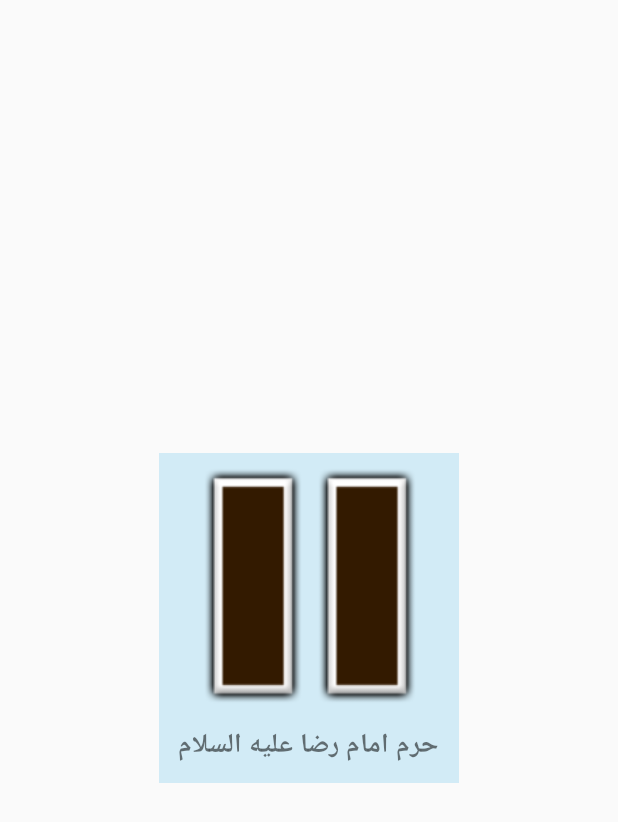
After one commit to mohammadyt9731/Arbaeen-Pilgirmage, an Android app: the layout rv_virtual_pilgrimage_item.xml on its own in the app's theme, with its tools: preview values and no code run, on a phone screen of 412 x 824 dp. The commit adds this screen. Shown: the top 822 px of the screen. Run offline under Robolectric (Android 15) with nearby library versions, the phone set to English and light mode, and no system bars.

Commit message:
create VirtualPilgrimageAdapter

```diff
--- a/app/src/main/res/layout/fragment_virtual_pilgrimage.xml
+++ b/app/src/main/res/layout/fragment_virtual_pilgrimage.xml
@@ -7,6 +7,7 @@
     >
 
     <androidx.recyclerview.widget.RecyclerView
+       android:id="@+id/rv_virtual_pilgrimage"
         android:layout_width="match_parent"
         android:layout_height="match_parent"
         android:layout_margin="30dp"/>
--- /dev/null
+++ b/app/src/main/res/layout/rv_virtual_pilgrimage_item.xml
@@ -0,0 +1,26 @@
+<?xml version="1.0" encoding="utf-8"?>
+<LinearLayout
+    xmlns:android="http://schemas.android.com/apk/res/android"
+    android:layout_width="200dp"
+    android:background="#D2EBF6"
+    android:layout_height="220dp"
+    android:orientation="vertical"
+    android:layout_gravity="center"
+    >
+    <ImageView
+        android:id="@+id/iv_photo"
+        android:layout_width="180dp"
+        android:layout_height="180dp"
+        android:background="@drawable/ic_pause"
+        android:layout_gravity="center"
+        />
+    <TextView
+        android:id="@+id/tv_name"
+        android:layout_width="wrap_content"
+        android:layout_height="wrap_content"
+        android:textStyle="bold"
+        android:textSize="18sp"
+        android:layout_gravity="center"
+        android:text="حرم امام رضا علیه السلام"/>
+
+</LinearLayout>
```
Also changed, not shown: app/src/main/java/com/ttp/ziaratarbaeen/classes/VirtualPilgrimageAdapter.java (added, +72 -0 lines), app/src/main/java/com/ttp/ziaratarbaeen/classes/VirtualPilgrimageModel.java (added, +28 -0 lines), app/src/main/java/com/ttp/ziaratarbaeen/fragments/VirtualPilgrimageFragment.java (+42 -3 lines).
